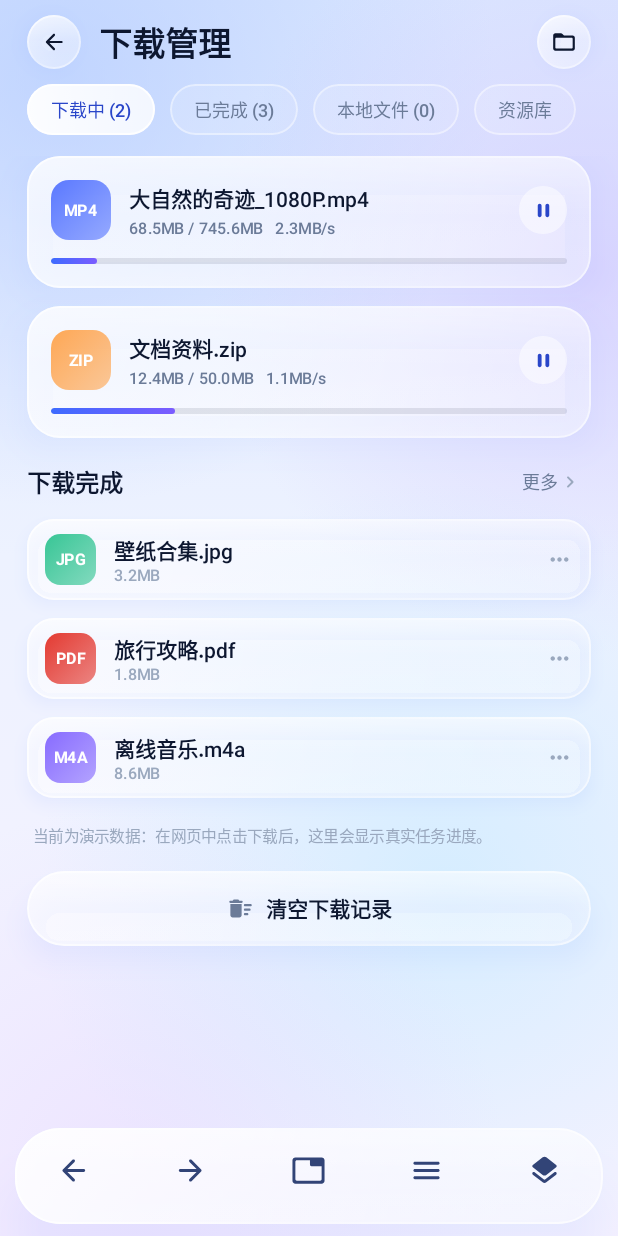
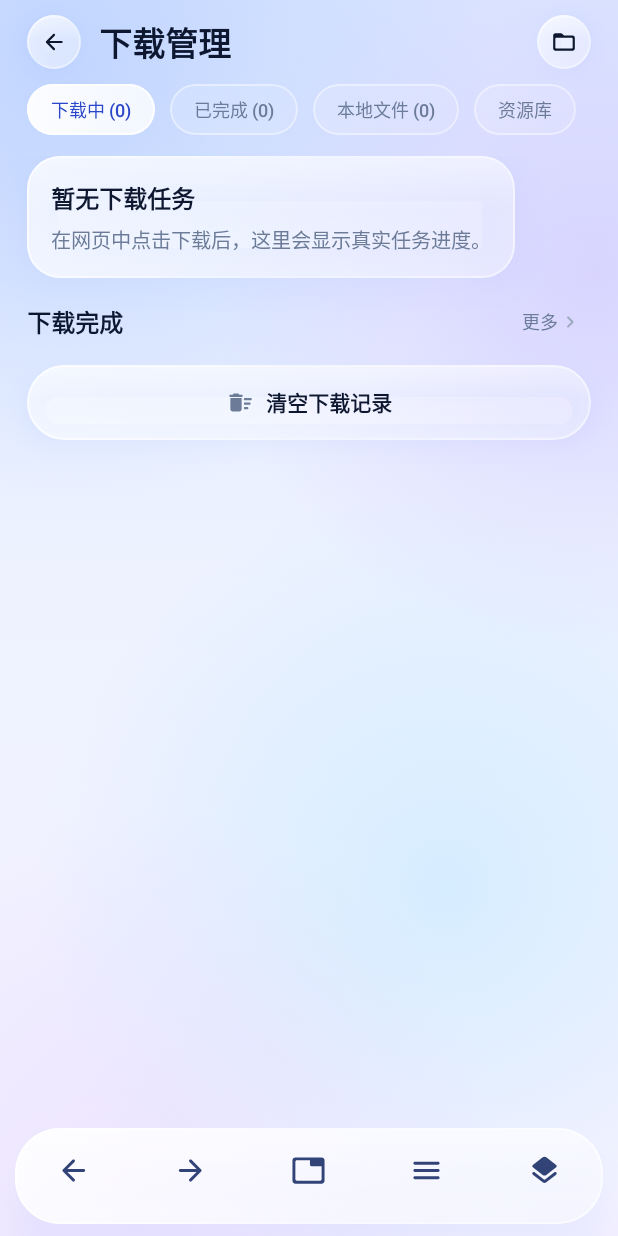
Before and after one commit to ysthink/anxin-browser, an Android app built with Jetpack Compose: the DownloadsScreen screen opened through its navigation route, on a phone screen of 412 x 824 dp. Run offline under Robolectric (Android 15) with nearby library versions, the phone set to English and light mode, and no system bars; our stand-ins replace Room's generated code.

Commit message:
下载页：移除演示数据，改为真实空态引导

```diff
--- a/app/src/main/java/com/anxin/browser/feature/downloads/DownloadsScreen.kt
+++ b/app/src/main/java/com/anxin/browser/feature/downloads/DownloadsScreen.kt
@@ -129,17 +129,6 @@ private data class DemoDownload(
     val subtitle: String? = null,
 )
 
-private val demoRunning = listOf(
-    DemoDownload("大自然的奇迹_1080P.mp4", "68.5MB / 745.6MB", 0.09f, Color(0xFF4A6BFF), "MP4", "2.3MB/s"),
-    DemoDownload("文档资料.zip", "12.4MB / 50.0MB", 0.24f, Color(0xFFFF9F43), "ZIP", "1.1MB/s"),
-)
-
-private val demoFinished = listOf(
-    DemoDownload("壁纸合集.jpg", "3.2MB", 1f, Color(0xFF23C08A), "JPG"),
-    DemoDownload("旅行攻略.pdf", "1.8MB", 1f, Color(0xFFE1251B), "PDF"),
-    DemoDownload("离线音乐.m4a", "8.6MB", 1f, Color(0xFF7B5CFF), "M4A"),
-)
-
 @Composable
 fun DownloadsScreen(
     items: List<DownloadItem>,
@@ -163,7 +152,6 @@ fun DownloadsScreen(
     val finished = items.filter {
         it.status == DownloadStatus.SUCCESS || it.status == DownloadStatus.FAILED
     }
-    val usingDemo = items.isEmpty()
 
     AuroraBackground {
         Column(Modifier.fillMaxSize().statusBarsPadding()) {
@@ -184,8 +172,8 @@ fun DownloadsScreen(
                 modifier = Modifier.padding(horizontal = 18.dp),
                 horizontalArrangement = Arrangement.spacedBy(10.dp),
             ) {
-                GlassSegment("下载中 (${if (usingDemo) demoRunning.size else running.size})", segment == 0) { segment = 0 }
-                GlassSegment("已完成 (${if (usingDemo) demoFinished.size else finished.size})", segment == 1) { segment = 1 }
+                GlassSegment("下载中 (${running.size})", segment == 0) { segment = 0 }
+                GlassSegment("已完成 (${finished.size})", segment == 1) { segment = 1 }
                 GlassSegment("本地文件 (${localFiles.size})", segment == 3) { segment = 3 }
                 GlassSegment("资源库", segment == 2) { segment = 2 }
             }
@@ -198,8 +186,8 @@ fun DownloadsScreen(
                 verticalArrangement = Arrangement.spacedBy(12.dp),
             ) {
                 if (segment == 0) {
-                    if (usingDemo) {
-                        items(demoRunning) { DownloadCardDemo(it, onPause = { }) }
+                    if (running.isEmpty()) {
+                        item { EmptyTaskCard(title = "暂无下载任务", hint = "在网页中点击下载后，这里会显示真实任务进度。") }
                     } else {
                         items(running) { item ->
                             DownloadCard(
@@ -218,8 +206,10 @@ fun DownloadsScreen(
                             action = "更多",
                         )
                     }
-                    if (usingDemo) {
-                        items(demoFinished) { FileRow(it.name, it.sizeText, it.ext, it.color) }
+                    if (finished.isEmpty()) {
+                        if (segment == 1) {
+                            item { EmptyTaskCard(title = "暂无已完成任务", hint = "历史任务清空后不再显示。") }
+                        }
                     } else {
                         items(finished) { item ->
                             FileRow(
@@ -230,10 +220,9 @@ fun DownloadsScreen(
                             )
                         }
                     }
-                    item {
+                    if (finished.isNotEmpty()) item {
                         Text(
-                            if (usingDemo) "当前为演示数据：在网页中点击下载后，这里会显示真实任务进度。"
-                            else "共 ${finished.size} 个已完成任务",
+                            "共 ${finished.size} 个已完成任务",
                             style = MaterialTheme.typography.labelSmall,
                             color = palette.inkTertiary,
                             modifier = Modifier.padding(top = 6.dp, start = 4.dp),
@@ -416,45 +405,13 @@ private fun DownloadCard(item: DownloadItem, onPause: () -> Unit) {
 }
 
 @Composable
-private fun DownloadCardDemo(item: DemoDownload, onPause: () -> Unit) {
+private fun EmptyTaskCard(title: String, hint: String) {
     val palette = AnxinPalette
-    GlassPanel(
-        modifier = Modifier.fillMaxWidth(),
-        radius = 22.dp,
-        alpha = 0.58f,
-        shadowElevation = 14.dp,
-    ) {
+    GlassPanel(radius = 22.dp, alpha = 0.55f) {
         Column {
-            Row(verticalAlignment = Alignment.CenterVertically) {
-                FileIcon(item.ext, item.color)
-                Spacer(Modifier.width(12.dp))
-                Column(Modifier.weight(1f)) {
-                    Text(item.name, style = MaterialTheme.typography.titleSmall, color = palette.ink, maxLines = 1)
-                    Spacer(Modifier.height(3.dp))
-                    Text(
-                        "${item.sizeText}   ${item.subtitle}",
-                        style = MaterialTheme.typography.labelSmall,
-                        color = palette.inkSecondary,
-                    )
-                }
-                Box(
-                    modifier = Modifier
-                        .size(32.dp)
-                        .clip(RoundedCornerShape(50))
-                        .background(Color.White.copy(alpha = 0.5f))
-                        .clickable(onClick = onPause),
-                    contentAlignment = Alignment.Center,
-                ) {
-                    Icon(
-                        Icons.Rounded.Pause,
-                        contentDescription = null,
-                        tint = palette.brandDeep,
-                        modifier = Modifier.size(15.dp),
-                    )
-                }
-            }
-            Spacer(Modifier.height(12.dp))
-            ThinProgressBar(progress = item.progress)
+            Text(title, style = MaterialTheme.typography.titleMedium, color = palette.ink)
+            Spacer(Modifier.height(6.dp))
+            Text(hint, style = MaterialTheme.typography.bodyMedium, color = palette.inkSecondary)
         }
     }
 }
```
